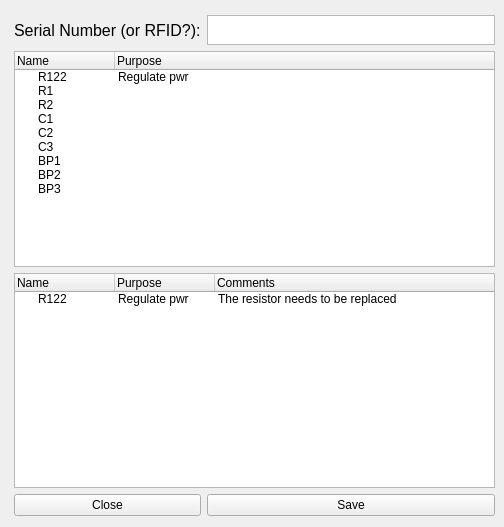
adamazoulay/ITkTrackingGUI, file bin/lib/SelectionEdit.ui: the form before one commit.
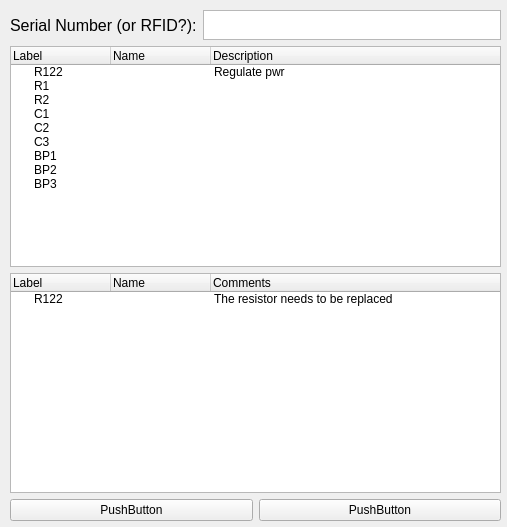
The form after the commit. Icons and pictures are not drawn.

Commit message: Added ASIC list, auto loading of areas in selection window

The edit to the form file:
```diff
--- a/bin/lib/SelectionEdit.ui
+++ b/bin/lib/SelectionEdit.ui
@@ -6,7 +6,7 @@
    <rect>
     <x>0</x>
     <y>0</y>
-    <width>504</width>
+    <width>507</width>
     <height>527</height>
    </rect>
   </property>
@@ -20,26 +20,14 @@
   <widget class="QWidget" name="">
    <property name="geometry">
     <rect>
-     <x>9</x>
+     <x>10</x>
      <y>10</y>
      <width>491</width>
      <height>511</height>
     </rect>
    </property>
    <layout class="QGridLayout" name="gridLayout">
-    <property name="leftMargin">
-     <number>5</number>
-    </property>
-    <property name="topMargin">
-     <number>5</number>
-    </property>
-    <property name="rightMargin">
-     <number>5</number>
-    </property>
-    <property name="bottomMargin">
-     <number>5</number>
-    </property>
-    <item row="0" column="0" colspan="2">
+    <item row="0" column="0">
      <widget class="QLabel" name="label">
       <property name="minimumSize">
        <size>
@@ -63,7 +51,7 @@
       </property>
      </widget>
     </item>
-    <item row="0" column="2">
+    <item row="0" column="1">
      <widget class="QTextEdit" name="textEdit">
       <property name="minimumSize">
        <size>
@@ -84,8 +72,8 @@
       </property>
      </widget>
     </item>
-    <item row="1" column="0" colspan="3">
-     <widget class="QTreeWidget" name="selectedTree">
+    <item row="1" column="0" colspan="2">
+     <widget class="QTreeWidget" name="elementTree">
       <property name="minimumSize">
        <size>
         <width>0</width>
@@ -107,6 +95,11 @@
       <property name="selectionBehavior">
        <enum>QAbstractItemView::SelectRows</enum>
       </property>
+      <column>
+       <property name="text">
+        <string>Label</string>
+       </property>
+      </column>
       <column>
        <property name="text">
         <string>Name</string>
@@ -114,13 +107,16 @@
       </column>
       <column>
        <property name="text">
-        <string>Purpose</string>
+        <string>Description</string>
        </property>
       </column>
       <item>
        <property name="text">
         <string>R122</string>
        </property>
+       <property name="text">
+        <string/>
+       </property>
        <property name="text">
         <string>Regulate pwr</string>
        </property>
@@ -132,45 +128,93 @@
        <property name="text">
         <string>R1</string>
        </property>
+       <property name="text">
+        <string/>
+       </property>
+       <property name="text">
+        <string/>
+       </property>
       </item>
       <item>
        <property name="text">
         <string>R2</string>
        </property>
+       <property name="text">
+        <string/>
+       </property>
+       <property name="text">
+        <string/>
+       </property>
       </item>
       <item>
        <property name="text">
         <string>C1</string>
        </property>
+       <property name="text">
+        <string/>
+       </property>
+       <property name="text">
+        <string/>
+       </property>
       </item>
       <item>
        <property name="text">
         <string>C2</string>
        </property>
+       <property name="text">
+        <string/>
+       </property>
+       <property name="text">
+        <string/>
+       </property>
       </item>
       <item>
        <property name="text">
         <string>C3</string>
        </property>
+       <property name="text">
+        <string/>
+       </property>
+       <property name="text">
+        <string/>
+       </property>
       </item>
       <item>
        <property name="text">
         <string>BP1</string>
        </property>
+       <property name="text">
+        <string/>
+       </property>
+       <property name="text">
+        <string/>
+       </property>
       </item>
       <item>
        <property name="text">
         <string>BP2</string>
        </property>
+       <property name="text">
+        <string/>
+       </property>
+       <property name="text">
+        <string/>
+       </property>
       </item>
       <item>
        <property name="text">
         <string>BP3</string>
        </property>
+       <property name="text">
+        <string/>
+       </property>
+       <property name="text">
+        <string/>
+       </property>
       </item>
      </widget>
     </item>
-    <item row="2" column="0" colspan="3">
+    <item row="2" column="0" colspan="2">
      <widget class="QTreeWidget" name="selectedTree_2">
       <property name="minimumSize">
        <size>
@@ -189,12 +233,12 @@
       </property>
       <column>
        <property name="text">
-        <string>Name</string>
+        <string>Label</string>
        </property>
       </column>
       <column>
        <property name="text">
-        <string>Purpose</string>
+        <string>Name</string>
        </property>
       </column>
       <column>
@@ -207,7 +251,7 @@
         <string>R122</string>
        </property>
        <property name="text">
-        <string>Regulate pwr</string>
+        <string/>
        </property>
        <property name="text">
         <string>The resistor needs to be replaced</string>
@@ -218,19 +262,26 @@
       </item>
      </widget>
     </item>
-    <item row="3" column="2">
-     <widget class="QPushButton" name="pushButton">
-      <property name="text">
-       <string>Save</string>
-      </property>
-     </widget>
-    </item>
     <item row="3" column="0" colspan="2">
-     <widget class="QPushButton" name="pushButton_2">
-      <property name="text">
-       <string>Close</string>
+     <layout class="QHBoxLayout" name="horizontalLayout_3">
+      <property name="topMargin">
+       <number>0</number>
       </property>
-     </widget>
+      <item>
+       <widget class="QPushButton" name="pushButton_2">
+        <property name="text">
+         <string>PushButton</string>
+        </property>
+       </widget>
+      </item>
+      <item>
+       <widget class="QPushButton" name="pushButton">
+        <property name="text">
+         <string>PushButton</string>
+        </property>
+       </widget>
+      </item>
+     </layout>
     </item>
    </layout>
   </widget>
```
The commit also changes 7 other files.
